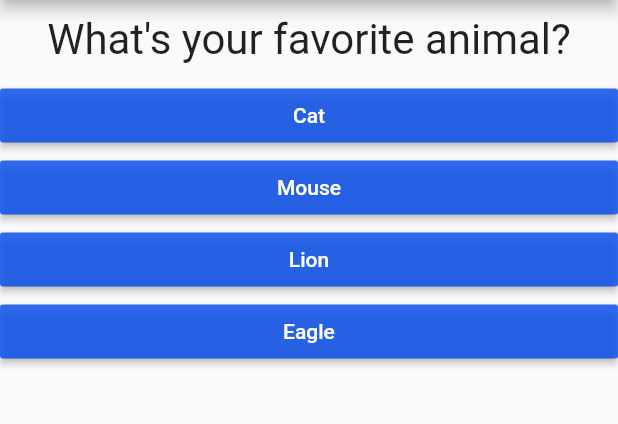
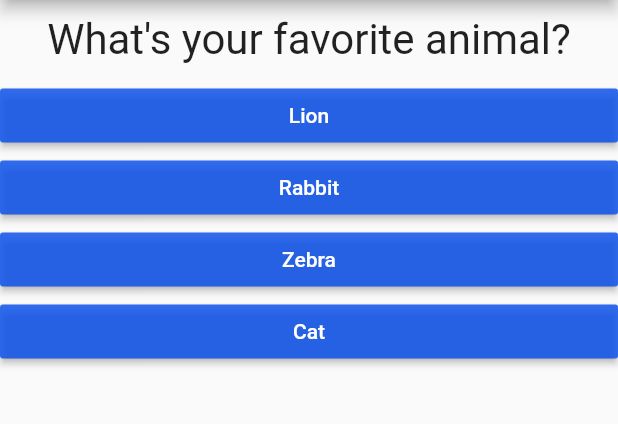
Before and after one commit to mo1501/Quizapp, a Flutter app: the screen it shows after launch, after a tap on "Black", on a phone screen of 412 x 824 dp, the part 84-508 px from its top. Run offline on Flutter 3.47's test engine with Material 2 defaults, Android fonts, the phone set to English and light mode, and no system bars.

Commit message:
final commit

```diff
--- a/lib/main.dart
+++ b/lib/main.dart
@@ -1,8 +1,10 @@
 import 'package:flutter/material.dart';
+import 'package:second_app/result.dart';
 
 import './question.dart';
 
 import './answer.dart';
+import './quiz.dart';
 
 void main() {
   runApp(MyApp());
@@ -18,47 +20,72 @@ class MyApp extends StatefulWidget {
 
 class MyAppState extends State<MyApp> {
   var questionIndex = 0;
+  var totalScore = 0;
 
-  void answerQuestion() {
+  void resetQuiz(){
+    setState(() {
+       questionIndex = 0;
+       totalScore = 0;
+    });
+  }
+
+  final questions = const [
+    //making a map{} with questiontext and answer as key value pairs into questions list[]
+    {
+      'questionText': 'What\'s your favorite color?',
+      'answers': [
+        {'text': 'Black', 'score': 10},
+        {'text': 'Red', 'score': 8},
+        {'text': 'Green', 'score': 6},
+        {'text': 'White', 'score': 4},
+      ],
+    },
+    {
+      'questionText': 'What\'s your favorite animal?',
+      'answers': [
+        {'text': 'Lion', 'score': 10},
+        {'text': 'Rabbit', 'score': 8},
+        {'text': 'Zebra', 'score': 6},
+        {'text': 'Cat', 'score': 4},
+      ],
+    },
+    {
+      'questionText': 'Who\'s your favorite Car?',
+      'answers': [
+        {'text': 'Benz', 'score': 10},
+        {'text': 'Ferrari', 'score': 8},
+        {'text': 'Rover', 'score': 6},
+        {'text': 'Nissan', 'score': 4},
+      ],
+    },
+  ];
+
+  void answerQuestion(int score) {
+    totalScore += score;
     setState(() {
       questionIndex = questionIndex + 1;
     });
 
     print(questionIndex);
+    if (questionIndex < questions.length) {
+      print('We have more questions');
+    } else {
+      print('No more questions');
+    }
   }
-
-  var questions = [
-    {
-      'questionText': 'What\'s your favorite color?',
-      'answers': ['Black', 'Red', 'Green', 'Yellow'],
-    },
-    {
-      'questionText': 'What\'s your favorite animal?',
-      'answers': ['Cat', 'Mouse', 'Lion', 'Eagle'],
-    },
-    {
-      'questionText': 'Who\'s your favorite Car?',
-      'answers': ['Benz', 'Ferrari', 'Honda', 'BMW'],
-    },
-  ];
 
   @override
   Widget build(BuildContext context) {
     return MaterialApp(
       home: Scaffold(
         appBar: AppBar(title: Text('My First App')),
-        body: Column(children: [
-          Question(
-            questions[questionIndex]['questionText'] as String,
-          ),
-          // Answer(answerQuestion),
-          //Answer(answerQuestion),
-          //Answer(answerQuestion),
-          //list
-          ...(questions[questionIndex]['answers'] as List<String>).map((answer) {
-            return Answer(answerQuestion,answer);
-          }).toList(),
-        ]),
+        body: questionIndex < questions.length
+            ? Quiz(
+                answerQuestion: answerQuestion,
+                questionIndex: questionIndex,
+                questions: questions,
+              )
+            : Result(totalScore,resetQuiz), // : indicates end of if condition block started after ?
       ),
     );
   }
--- /dev/null
+++ b/lib/quiz.dart
@@ -0,0 +1,35 @@
+import 'package:flutter/widgets.dart';
+import 'package:flutter/material.dart';
+import './question.dart';
+import './answer.dart';
+
+class Quiz extends StatelessWidget {
+  final List<Map<String, Object>> questions;
+  final int questionIndex;
+  final Function answerQuestion;
+
+  Quiz(
+      {
+      @required this.questions,
+      @required this.answerQuestion,
+      @required this.questionIndex
+      }
+      );
+  @override
+  Widget build(BuildContext context) {
+    return Column(children: [
+      // ? enables the condition questionIndex < questions.length
+      Question(
+        questions[questionIndex]['questionText']
+            as String, //as string helps with null safety since ! is not enough, also String? username does the job
+      ),
+      // Answer(answerQuestion),
+      //Answer(answerQuestion),
+      //Answer(answerQuestion),
+      //list
+      ...(questions[questionIndex]['answers'] as List<Map<String,Object>>).map((answer) {
+        return Answer(() => answerQuestion(answer['score']), answer['text'] as String);
+      }).toList(),
+    ]);
+  }
+}
--- a/pubspec.yaml
+++ b/pubspec.yaml
@@ -18,7 +18,7 @@ publish_to: 'none' # Remove this line if you wish to publish to pub.dev
 version: 1.0.0+1
 
 environment:
-  sdk: ">=2.12.0 <3.0.0"
+  sdk: ">=2.11.0 <3.0.0"
 
 dependencies:
   flutter:
```
Also changed, not shown: lib/result.dart (added, +38 -0 lines).
